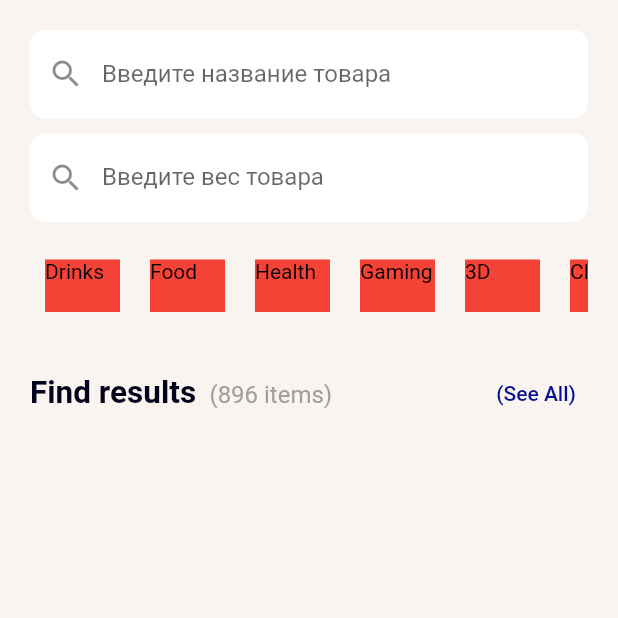
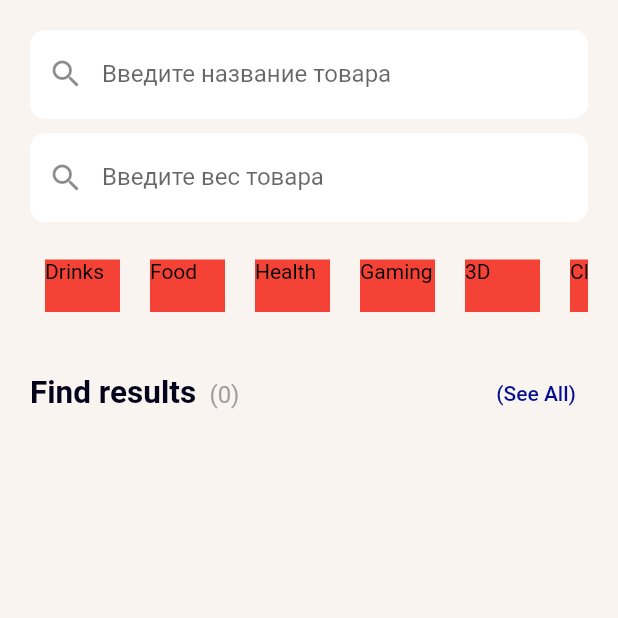
Before and after one commit to Vanilla1999/shop_list, a Flutter app: the screen it shows after launch, after a tap on "(See All)", on a phone screen of 412 x 824 dp, the top half of it. Run offline on Flutter 3.47's test engine with Material 2 defaults, Android fonts, the phone set to English and light mode, and no system bars; our stand-ins replace bloc, dio, flutter_bloc, flutter_native_splash, freezed_annotation, hive and 3 more; missing offline and left inert: dart:ffi; accounts and stored records are empty; generated files the repository leaves out were written again.

Commit message:
fix bloc, fix hive

```diff
--- a/lib/data/datasources/hive_repo.dart
+++ b/lib/data/datasources/hive_repo.dart
@@ -12,8 +12,18 @@ class HiveRepo {
   }
 
   Future<void> saveShops(List<ShopHive> listShops) async {
-    var boxShop = await Hive.openBox<ShopHive>('shops');
-    var boxProduct = await Hive.openBox<ProductHive>('product');
+    Box<ShopHive> boxShop;
+    Box<ProductHive> boxProduct;
+    if (!Hive.isBoxOpen('shops')) {
+      boxShop = await Hive.openBox<ShopHive>('shops');
+    } else {
+      boxShop = Hive.box<ShopHive>('shops');
+    }
+    if (!Hive.isBoxOpen('product')) {
+      boxProduct = await Hive.openBox<ProductHive>('product');
+    } else {
+      boxProduct = Hive.box<ProductHive>('product');
+    }
     for (var shop in listShops) {
       boxProduct.addAll(shop.products);
     }
@@ -21,12 +31,40 @@ class HiveRepo {
   }
 
   Future<List<ShopHive>> getShopsFromDb() async {
-    var box = await Hive.openBox<ShopHive>('shops');
-    return box.values.toList();
+    Box<ShopHive> boxShop;
+    if (!Hive.isBoxOpen('shops')) {
+      boxShop = await Hive.openBox<ShopHive>('shops');
+    } else {
+      boxShop = Hive.box('shops');
+    }
+    return boxShop.values.toList();
   }
 
   Future<List<ProductHive>> getProductsFromDb() async {
-    var box = await Hive.openBox<ProductHive>('product');
-    return box.values.toList();
+    Box<ProductHive> boxProduct;
+    if (!Hive.isBoxOpen('product')) {
+      boxProduct = await Hive.openBox<ProductHive>('product');
+    } else {
+      boxProduct = Hive.box('product');
+    }
+    return boxProduct.values.toList();
+  }
+
+  Future<void> clearDataBase() async {
+    Box boxShop;
+    Box boxProduct;
+    if (!Hive.isBoxOpen('shops')) {
+      boxShop = await Hive.openBox<ShopHive>('shops');
+    } else {
+      boxShop = Hive.box('shops');
+    }
+    if (!Hive.isBoxOpen('product')) {
+      boxProduct = await Hive.openBox<ProductHive>('product');
+    } else {
+      boxProduct = Hive.box('product');
+    }
+    boxProduct = await Hive.openBox<ProductHive>('product');
+    await boxShop.clear();
+    await boxProduct.clear();
   }
 }
--- a/lib/main.dart
+++ b/lib/main.dart
@@ -1,6 +1,5 @@
 import 'package:flutter/material.dart';
 import 'package:flutter_native_splash/flutter_native_splash.dart';
-import 'package:hive/hive.dart';
 import 'package:shop_list/data/datasources/retrofit_client.dart';
 import 'package:shop_list/presentation/app/shop_app.dart';
 import 'data/datasources/hive_repo.dart';
@@ -15,5 +14,6 @@ void main() async {
 Future<void> initialData() async {
   final hiveRepo = HiveRepo();
   await hiveRepo.init();
+  await hiveRepo.clearDataBase();
   await hiveRepo.saveShops(await RestClientMock().getShops());
 }
--- a/lib/presentation/shop_list_screen/screen/shop_screen.dart
+++ b/lib/presentation/shop_list_screen/screen/shop_screen.dart
@@ -1,5 +1,8 @@
 import 'package:flutter/material.dart';
+import 'package:flutter_bloc/flutter_bloc.dart';
 import 'package:flutter_native_splash/flutter_native_splash.dart';
+import 'package:shop_list/presentation/shop_list_screen/blocs/shop_list_bloc.dart';
+import 'package:shop_list/presentation/shop_list_screen/blocs/shop_list_state.dart';
 import 'package:shop_list/presentation/shop_list_screen/widgets/filter_widget.dart';
 import 'package:shop_list/presentation/shop_list_screen/widgets/shop_list_widget.dart';
 import 'package:shop_list/tools/app_colors.dart';
@@ -10,16 +13,23 @@ class ShopListScreen extends StatelessWidget {
   @override
   Widget build(BuildContext context) {
     FlutterNativeSplash.remove();
-    return  SafeArea(
+    return SafeArea(
       child: Scaffold(
-        body: Padding(
-          padding: const EdgeInsets.all(20.0),
-          child: Column(
-            children:  const [
-              FilterWidget(),
-              SizedBox(height: 20,),
-              ShopListWidget()
-            ],
+        body: BlocConsumer<ShopListBloc, ShopListState>(
+          listener: (context, state) {
+            // do stuff here based on BlocA's state
+          },
+          builder: (context, state) => Padding(
+            padding: const EdgeInsets.all(20.0),
+            child: Column(
+              children: [
+                FilterWidget(state: state),
+                const SizedBox(
+                  height: 20,
+                ),
+                ShopListWidget(state: state)
+              ],
+            ),
           ),
         ),
       ),
--- a/lib/presentation/shop_list_screen/widgets/filter_widget.dart
+++ b/lib/presentation/shop_list_screen/widgets/filter_widget.dart
@@ -1,7 +1,10 @@
 import 'package:flutter/material.dart';
+import 'package:shop_list/presentation/shop_list_screen/blocs/shop_list_state.dart';
+
 
 class FilterWidget extends StatelessWidget {
-  const FilterWidget({Key? key}) : super(key: key);
+  final ShopListState state;
+  const FilterWidget({Key? key,required this.state}) : super(key: key);
 
   InputDecoration _decoration() => InputDecoration(
         fillColor: Colors.white,
--- a/lib/presentation/shop_list_screen/widgets/shop_list_widget.dart
+++ b/lib/presentation/shop_list_screen/widgets/shop_list_widget.dart
@@ -8,36 +8,74 @@ import 'package:shop_list/presentation/shop_list_screen/blocs/shop_list_state.da
 import 'package:shop_list/tools/app_colors.dart';
 
 class ShopListWidget extends StatelessWidget {
-  const ShopListWidget({Key? key}) : super(key: key);
+  final ShopListState state;
+
+  const ShopListWidget({Key? key, required this.state}) : super(key: key);
 
   @override
   Widget build(BuildContext context) {
-    return BlocConsumer<ShopListBloc, ShopListState>(
-      listener: (context, state) {
-        // do stuff here based on BlocA's state
-      },
-      builder: (context, state) {
     return Expanded(
       child: Column(
         children: [
-              const _ResultsTextWithSeeAllWidget(),
+          _ResultsTextWithSeeAllWidget(
+            state: state,
+          ),
           _ShopListResultWidget(
             state: state,
           ),
         ],
       ),
     );
-      },
-    );
   }
 }
 
 class _ResultsTextWithSeeAllWidget extends StatelessWidget {
-  const _ResultsTextWithSeeAllWidget({Key? key}) : super(key: key);
+  final ShopListState state;
+
+  const _ResultsTextWithSeeAllWidget({Key? key, required this.state})
+      : super(key: key);
 
   @override
   Widget build(BuildContext context) {
-    return Row(
+    return state.maybeWhen(
+        success: (list) => Row(
+              children: [
+                Expanded(
+                  child: RichText(
+                    maxLines: 1,
+                    text: TextSpan(children: [
+                      const TextSpan(
+                        text: "Find results",
+                        style: TextStyle(
+                          fontSize: 21,
+                          color: AppColors.findResultText,
+                          fontWeight: FontWeight.w700,
+                        ),
+                      ),
+                      const TextSpan(
+                        text: "  ",
+                      ),
+                      TextSpan(
+                        text: "(${list.length})",
+                        style: const TextStyle(
+                          fontSize: 16,
+                          color: Colors.grey,
+                          fontWeight: FontWeight.w400,
+                        ),
+                      ),
+                    ]),
+                  ),
+                ),
+                TextButton(
+                  onPressed: () => {},
+                  child: const Text(
+                    "(See All)",
+                    style: TextStyle(color: AppColors.startGradient),
+                  ),
+                ),
+              ],
+            ),
+        orElse: () => Row(
               children: [
                 Expanded(
                   child: RichText(
@@ -55,7 +93,7 @@ class _ResultsTextWithSeeAllWidget extends StatelessWidget {
                         text: "  ",
                       ),
                       TextSpan(
-                text: "(896 items)",
+                        text: "(0)",
                         style: TextStyle(
                           fontSize: 16,
                           color: Colors.grey,
@@ -73,7 +111,7 @@ class _ResultsTextWithSeeAllWidget extends StatelessWidget {
                   ),
                 ),
               ],
-    );
+            ));
   }
 }
 
```
Lines whose indentation alone changed are shown as unchanged.
